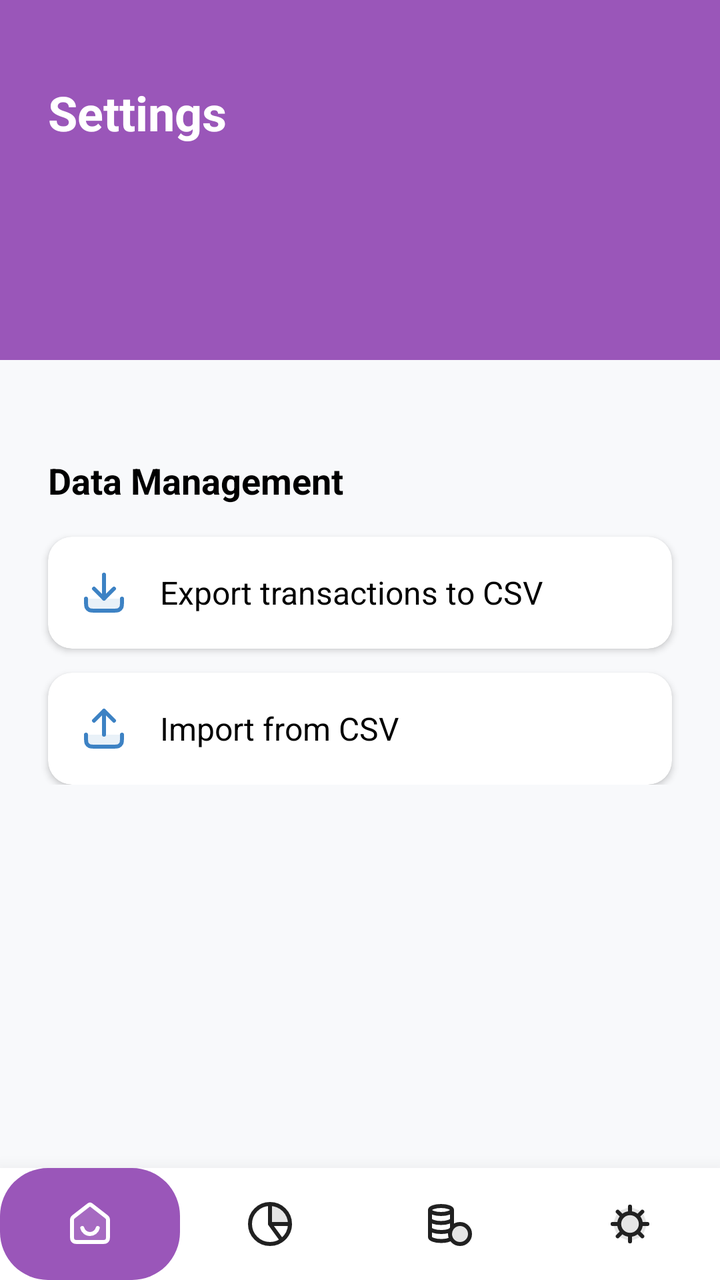
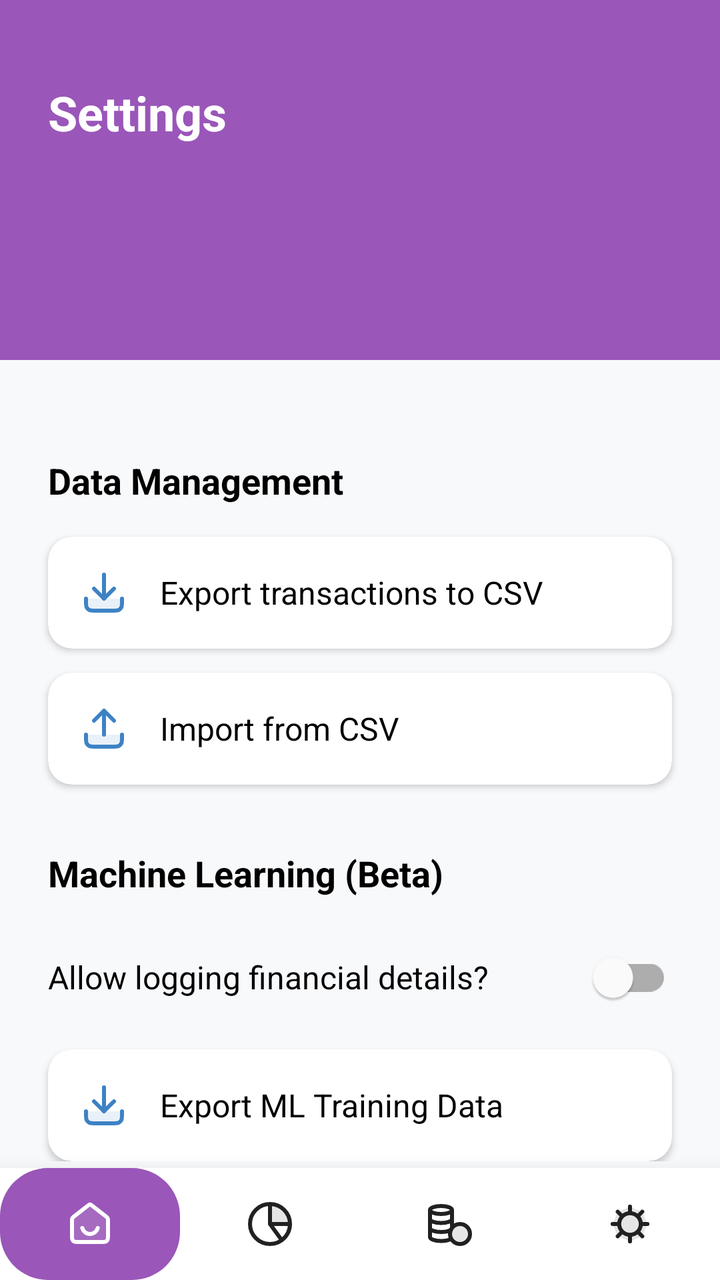

An Android layout rendered at two revisions. The XML below is the earlier revision; the diff shows what the commit changed to produce the second picture.
<!-- AndroidManifest.xml: application theme Theme.MyApp -->
<!-- res/layout/activity_settings.xml -->
<?xml version="1.0" encoding="utf-8"?>
<androidx.constraintlayout.widget.ConstraintLayout
    xmlns:android="http://schemas.android.com/apk/res/android"
    xmlns:app="http://schemas.android.com/apk/res-auto"
    android:layout_width="match_parent"
    android:layout_height="match_parent"
    android:background="@color/appBackground">

    <androidx.core.widget.NestedScrollView
        android:layout_width="match_parent"
        android:layout_height="0dp"
        app:layout_constraintTop_toTopOf="parent"
        app:layout_constraintBottom_toTopOf="@id/bottom_navigation">

        <androidx.constraintlayout.widget.ConstraintLayout
            android:layout_width="match_parent"
            android:layout_height="wrap_content"
            android:paddingBottom="24dp">

            
            <View
                android:id="@+id/header_background"
                android:layout_width="match_parent"
                android:layout_height="180dp"
                android:background="@color/colorPrimary"
                app:layout_constraintTop_toTopOf="parent" />

            
            <TextView
                android:id="@+id/tv_page_title"
                android:layout_width="wrap_content"
                android:layout_height="wrap_content"
                android:layout_marginStart="24dp"
                android:layout_marginTop="40dp"
                android:text="Settings"
                android:textColor="@color/textOnPrimary"
                android:textSize="24sp"
                android:textStyle="bold"
                app:layout_constraintStart_toStartOf="parent"
                app:layout_constraintTop_toTopOf="parent" />

            
            
            
            <TextView
                android:id="@+id/tv_appearance"
                android:layout_width="wrap_content"
                android:layout_height="wrap_content"
                android:layout_marginStart="24dp"
                android:layout_marginTop="32dp"
                android:text="Appearance"
                android:textColor="@color/textPrimary"
                android:textSize="18sp"
                android:textStyle="bold"
                app:layout_constraintStart_toStartOf="parent"
                app:layout_constraintTop_toBottomOf="@id/header_background"
                android:visibility="gone"/>

            
            <com.google.android.material.card.MaterialCardView
                android:id="@+id/card_dark_mode"
                android:layout_width="match_parent"
                android:layout_height="wrap_content"
                android:layout_marginHorizontal="24dp"
                android:layout_marginTop="16dp"
                app:cardBackgroundColor="@color/cardBackground"
                app:cardCornerRadius="12dp"
                app:cardElevation="2dp"
                app:layout_constraintTop_toBottomOf="@id/tv_appearance">

                <LinearLayout
                    android:layout_width="match_parent"
                    android:layout_height="wrap_content"
                    android:orientation="horizontal"
                    android:padding="16dp"
                    android:gravity="center_vertical"
                    android:visibility="gone">

                    <TextView
                        android:layout_width="0dp"
                        android:layout_height="wrap_content"
                        android:layout_weight="1"
                        android:text="Dark Mode"
                        android:textColor="@color/textPrimary"
                        android:textSize="16sp"/>

                    <androidx.appcompat.widget.SwitchCompat
                        android:id="@+id/switch_dark_mode"
                        android:layout_width="wrap_content"
                        android:layout_height="wrap_content"
                        android:visibility="gone"/>
                </LinearLayout>
            </com.google.android.material.card.MaterialCardView>

            
            
            
            <TextView
                android:id="@+id/tv_data_management"
                android:layout_width="wrap_content"
                android:layout_height="wrap_content"
                android:layout_marginStart="24dp"
                android:layout_marginTop="32dp"
                android:text="Data Management"
                android:textColor="@color/textPrimary"
                android:textSize="18sp"
                android:textStyle="bold"
                app:layout_constraintStart_toStartOf="parent"
                app:layout_constraintTop_toBottomOf="@id/card_dark_mode" />

            
            <com.google.android.material.card.MaterialCardView
                android:id="@+id/card_export_csv"
                android:layout_width="match_parent"
                android:layout_height="wrap_content"
                android:layout_marginHorizontal="24dp"
                android:layout_marginTop="16dp"
                android:clickable="true"
                android:focusable="true"
                app:cardBackgroundColor="@color/cardBackground"
                app:cardCornerRadius="12dp"
                app:cardElevation="2dp"
                app:layout_constraintTop_toBottomOf="@id/tv_data_management">

                <LinearLayout
                    android:layout_width="match_parent"
                    android:layout_height="wrap_content"
                    android:orientation="horizontal"
                    android:padding="16dp"
                    android:gravity="center_vertical">

                    <ImageView
                        android:layout_width="24dp"
                        android:layout_height="24dp"
                        android:src="@drawable/general_download_export"
                        app:tint="@color/colorAccent"/>

                    <TextView
                        android:layout_width="wrap_content"
                        android:layout_height="wrap_content"
                        android:layout_marginStart="16dp"
                        android:text="Export transactions to CSV"
                        android:textColor="@color/textPrimary"
                        android:textSize="16sp"/>
                </LinearLayout>
            </com.google.android.material.card.MaterialCardView>

            
            <com.google.android.material.card.MaterialCardView
                android:id="@+id/card_import_csv"
                android:layout_width="match_parent"
                android:layout_height="wrap_content"
                android:layout_marginHorizontal="24dp"
                android:layout_marginTop="12dp"
                android:clickable="true"
                android:focusable="true"
                app:cardBackgroundColor="@color/cardBackground"
                app:cardCornerRadius="12dp"
                app:cardElevation="2dp"
                app:layout_constraintTop_toBottomOf="@id/card_export_csv">

                <LinearLayout
                    android:layout_width="match_parent"
                    android:layout_height="wrap_content"
                    android:orientation="horizontal"
                    android:padding="16dp"
                    android:gravity="center_vertical">

                    <ImageView
                        android:layout_width="24dp"
                        android:layout_height="24dp"
                        android:src="@drawable/general_upload"
                        app:tint="@color/colorAccent"/>

                    <TextView
                        android:layout_width="wrap_content"
                        android:layout_height="wrap_content"
                        android:layout_marginStart="16dp"
                        android:text="Import from CSV"
                        android:textColor="@color/textPrimary"
                        android:textSize="16sp"/>
                </LinearLayout>
            </com.google.android.material.card.MaterialCardView>

        </androidx.constraintlayout.widget.ConstraintLayout>
    </androidx.core.widget.NestedScrollView>

    
    <com.google.android.material.bottomnavigation.BottomNavigationView
        android:id="@+id/bottom_navigation"
        android:layout_width="0dp"
        android:layout_height="wrap_content"
        android:background="@color/cardBackground"
        app:elevation="16dp"
        app:labelVisibilityMode="unlabeled"
        app:itemRippleColor="@null"
        app:itemBackground="@drawable/nav_item_bg"
        app:itemIconTint="@drawable/nav_icon_tint"
        app:menu="@menu/bottom_nav_menu"
        app:layout_constraintBottom_toBottomOf="parent"
        app:layout_constraintEnd_toEndOf="parent"
        app:layout_constraintStart_toStartOf="parent" />

    <ProgressBar
        android:id="@+id/progress_sync"
        android:layout_width="wrap_content"
        android:layout_height="wrap_content"
        android:indeterminateTint="@color/colorPrimary"
        android:visibility="gone"
        app:layout_constraintTop_toTopOf="parent"
        app:layout_constraintBottom_toBottomOf="parent"
        app:layout_constraintStart_toStartOf="parent"
        app:layout_constraintEnd_toEndOf="parent" />

</androidx.constraintlayout.widget.ConstraintLayout>
<!-- resources referenced by this layout -->
<resources>
  <color name="appBackground">#F8F9FB</color>
  <color name="cardBackground">#FFFFFF</color>
  <color name="colorAccent">#3D82C4</color>
  <color name="colorPrimary">#9A56B9</color>
  <color name="textOnPrimary">#FFFFFF</color>
  <color name="textPrimary">#000000</color>
  <!-- drawable general_download_export (drawable) -->
  <vector xmlns:android="http://schemas.android.com/apk/res/android"
      android:width="40dp"
      android:height="40dp"
      android:viewportWidth="40"
      android:viewportHeight="40">
    <path
        android:pathData="M5,35H35V25H5V35Z"
        android:strokeAlpha="0.12"
        android:fillColor="#6941C6"
        android:fillAlpha="0.12"/>
    <path
        android:pathData="M35,25V27C35,29.8 35,31.2 34.455,32.27C33.976,33.211 33.211,33.976 32.27,34.455C31.2,35 29.8,35 27,35H13C10.2,35 8.8,35 7.73,34.455C6.789,33.976 6.024,33.211 5.545,32.27C5,31.2 5,29.8 5,27V25M11.667,16.667L20,25L28.333,16.667M20,25V5"
        android:strokeLineJoin="round"
        android:strokeWidth="3.33333"
        android:fillColor="#00000000"
        android:strokeColor="#6941C6"
        android:strokeLineCap="round"/>
  </vector>
  <!-- drawable general_upload (drawable) -->
  <vector xmlns:android="http://schemas.android.com/apk/res/android"
      android:width="40dp"
      android:height="40dp"
      android:viewportWidth="40"
      android:viewportHeight="40">
      <path
          android:pathData="M5,35H35V25H5V35Z"
          android:strokeAlpha="0.12"
          android:fillColor="#6941C6"
          android:fillAlpha="0.12"/>
      <path
          android:pathData="M35,25V27C35,29.8 35,31.2 34.455,32.27C33.976,33.211 33.211,33.976 32.27,34.455C31.2,35 29.8,35 27,35H13C10.2,35 8.8,35 7.73,34.455C6.789,33.976 6.024,33.211 5.545,32.27C5,31.2 5,29.8 5,27V25 M11.667,13.333L20,5L28.333,13.333 M20,25V5"
          android:strokeLineJoin="round"
          android:strokeWidth="3.33333"
          android:fillColor="#00000000"
          android:strokeColor="#6941C6"
          android:strokeLineCap="round"/>
  </vector>
  <!-- drawable nav_icon_tint (drawable) -->
  <?xml version="1.0" encoding="utf-8"?>
  <selector xmlns:android="http://schemas.android.com/apk/res/android">
      <item android:state_checked="true" android:color="@color/textOnPrimary" />
      <item android:state_checked="false" android:color="@color/textSecondary" />
  </selector>
  <!-- drawable nav_item_bg (drawable) -->
  <?xml version="1.0" encoding="utf-8"?>
  <selector xmlns:android="http://schemas.android.com/apk/res/android">
      <item android:state_checked="true">
          <shape android:shape="rectangle">
              <corners android:radius="24dp" />
              <solid android:color="@color/colorPrimary" />
          </shape>
      </item>
      <item android:state_checked="false">
          <color android:color="@android:color/transparent" />
      </item>
  </selector>
  <style name="Theme.MyApp" parent="Theme.MaterialComponents.Light.NoActionBar">
          
          <item name="colorPrimary">#9A56B9</item>
          <item name="colorPrimaryVariant">#7A3F94</item>
          <item name="colorOnPrimary">#FFFFFF</item>
  
          
          <item name="colorSecondary">#2648A4</item>
          <item name="colorSecondaryVariant">#1B3578</item>
          <item name="colorOnSecondary">#FFFFFF</item>
  
          
          <item name="android:statusBarColor">#9A56B9</item>
  
          
          <item name="android:windowBackground">#F8F9FB</item>
      </style>
  <color name="textSecondary">#212121</color>
</resources>

<!-- the commit's change to res/layout/activity_settings.xml (unified diff, before → after) -->
@@ -179,6 +179,69 @@
                         android:text="Import from CSV"
                         android:textColor="@color/textPrimary"
                         android:textSize="16sp"/>
+                </LinearLayout>
+            </com.google.android.material.card.MaterialCardView>
+
+            
+            
+            
+            <TextView
+                android:id="@+id/tv_ml_section_header"
+                android:layout_width="wrap_content"
+                android:layout_height="wrap_content"
+                android:layout_marginStart="24dp"
+                android:layout_marginTop="32dp"
+                android:text="Machine Learning (Beta)"
+                android:textColor="@color/textPrimary"
+                android:textSize="18sp"
+                android:textStyle="bold"
+                app:layout_constraintStart_toStartOf="parent"
+                app:layout_constraintTop_toBottomOf="@id/card_import_csv" />
+
+            <com.google.android.material.switchmaterial.SwitchMaterial
+                android:id="@+id/toggle_logging_financial_details"
+                android:layout_width="match_parent"
+                android:layout_height="wrap_content"
+                android:layout_marginHorizontal="24dp"
+                android:layout_marginTop="16dp"
+                android:text="Allow logging financial details?"
+                android:textColor="@color/textPrimary"
+                android:textSize="16sp"
+                app:layout_constraintTop_toBottomOf="@id/tv_ml_section_header" />
+
+            <com.google.android.material.card.MaterialCardView
+                android:id="@+id/btn_export_csv"
+                android:layout_width="match_parent"
+                android:layout_height="wrap_content"
+                android:layout_marginHorizontal="24dp"
+                android:layout_marginTop="12dp"
+                android:clickable="true"
+                android:focusable="true"
+                app:cardBackgroundColor="@color/cardBackground"
+                app:cardCornerRadius="12dp"
+                app:cardElevation="2dp"
+                app:layout_constraintTop_toBottomOf="@id/toggle_logging_financial_details">
+
+                <LinearLayout
+                    android:layout_width="match_parent"
+                    android:layout_height="wrap_content"
+                    android:orientation="horizontal"
+                    android:padding="16dp"
+                    android:gravity="center_vertical">
+
+                    <ImageView
+                        android:layout_width="24dp"
+                        android:layout_height="24dp"
+                        android:src="@drawable/general_download_export"
+                        app:tint="@color/colorAccent" />
+
+                    <TextView
+                        android:layout_width="wrap_content"
+                        android:layout_height="wrap_content"
+                        android:layout_marginStart="16dp"
+                        android:text="Export ML Training Data"
+                        android:textSize="16sp"
+                        android:textColor="@color/textPrimary" />
                 </LinearLayout>
             </com.google.android.material.card.MaterialCardView>
 
